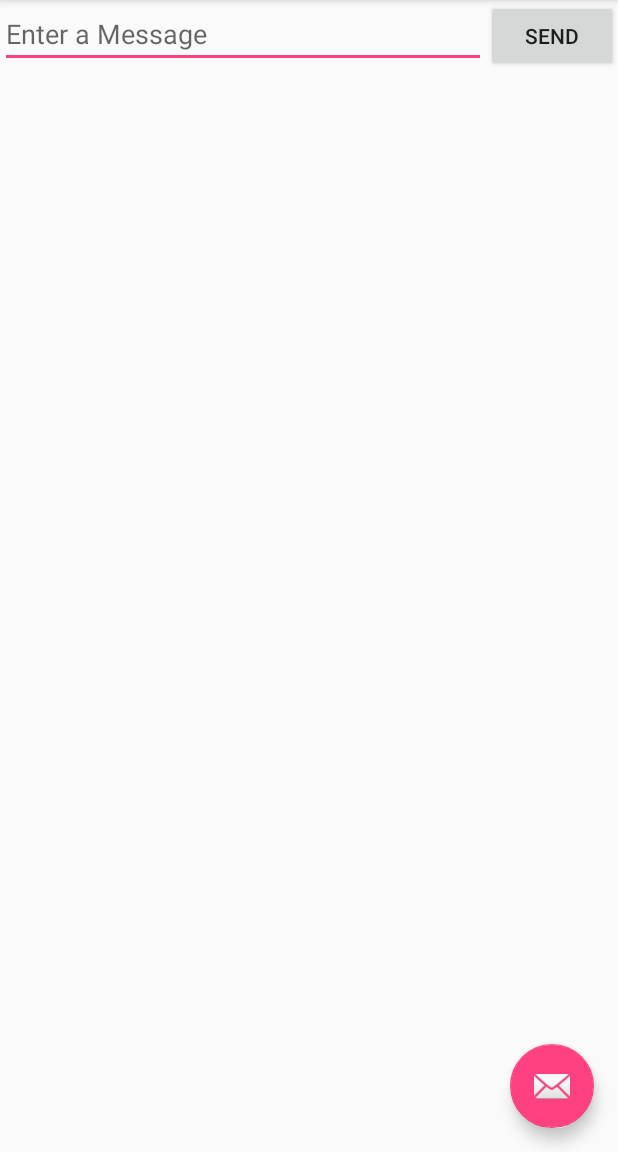
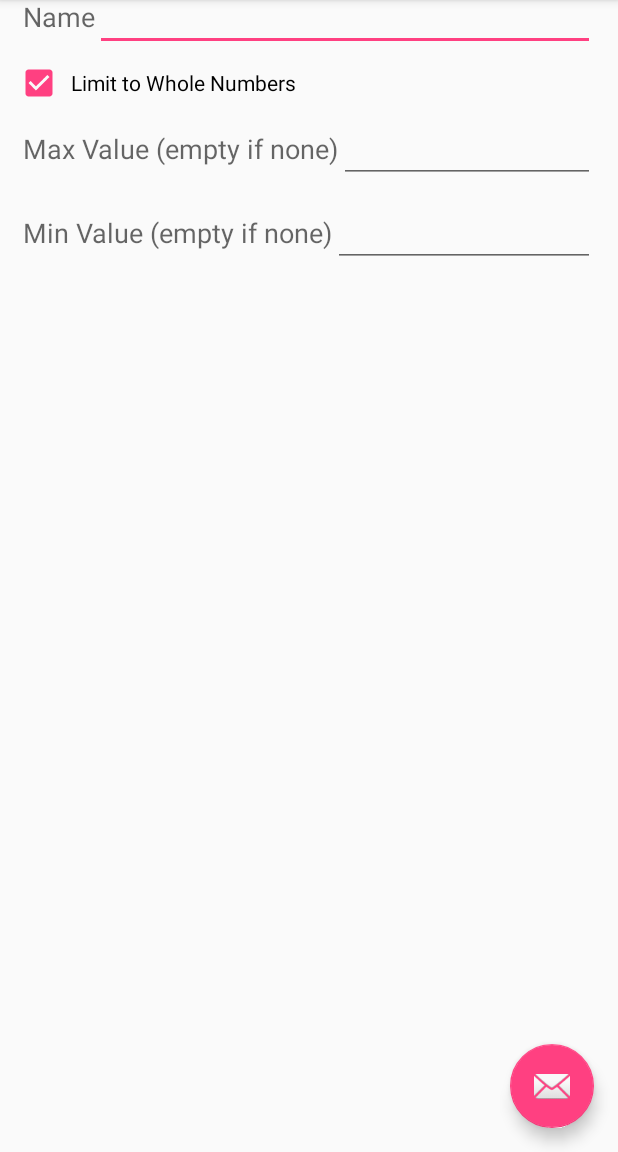
Before and after one commit to Immabed/RankMaster, an Android app: the screen it shows after launch (MainActivity), on a phone screen of 412 x 824 dp, the part 84-1236 px from its top. Run offline under Robolectric (Android 15) with nearby library versions, the phone set to English and light mode, and no system bars; 3 statements that could not run were skipped.

Commit message:
GUI work on the creation of a rank table.
+CreateStatisticFragment:
+Abstract parent of all fragments for creating statistics, has an abstract method to get the statistic object that it creates.

+CreateRankingActivity:
+Activity to create a rankTable
+Temporary button to create value statistic fragment, will be replaced with dropdown to select what type of statistic fragment to create.
+Button to create the rank table, not implemented

+CreateValueStatisticFragment:
+UI for the valueStatisticSpec constructor values.
+Not fully implemented

+InsufficientFieldEntriesException:
+Exception for handling empty ui fields that need to be populated.

MainActivity:
*Redirects to a CreateRankingActivity

```diff
--- a/app/build.gradle
+++ b/app/build.gradle
@@ -24,4 +24,5 @@ dependencies {
     testCompile 'junit:junit:4.12'
     compile 'com.android.support:appcompat-v7:23.2.1'
     compile 'com.android.support:design:23.2.1'
+    compile 'com.android.support:support-v4:23.2.1'
 }
--- a/app/src/main/AndroidManifest.xml
+++ b/app/src/main/AndroidManifest.xml
@@ -27,7 +27,8 @@
                 android:name="android.support.PARENT_ACTIVITY"
                 android:value="com.immabed.rankmaster.MainActivity" />
         </activity>
-        <activity android:name=".RankTableActivity"></activity>
+        <activity android:name=".RankTableActivity" />
+        <activity android:name=".CreateRankingActivity"></activity>
     </application>
 
 </manifest>
--- /dev/null
+++ b/app/src/main/java/com/immabed/rankmaster/CreateStatisticFragment.java
@@ -0,0 +1,14 @@
+package com.immabed.rankmaster;
+
+import android.support.v4.app.Fragment;
+
+import com.immabed.rankmaster.rankings.StatisticSpec;
+
+/**
+ * Created by immabed on 2016-04-07.
+ */
+public abstract class CreateStatisticFragment extends Fragment {
+
+    public abstract StatisticSpec createStatisticSpec()
+        throws InsufficientFieldEntriesException;
+}
--- /dev/null
+++ b/app/src/main/java/com/immabed/rankmaster/CreateValueStatisticFragment.java
@@ -0,0 +1,205 @@
+package com.immabed.rankmaster;
+
+import android.app.ActionBar;
+import android.content.Context;
+import android.net.Uri;
+import android.os.Bundle;
+import android.renderscript.ScriptGroup;
+import android.support.v4.app.Fragment;
+import android.text.InputType;
+import android.view.LayoutInflater;
+import android.view.View;
+import android.view.ViewGroup;
+import android.widget.CompoundButton;
+import android.widget.LinearLayout;
+import android.widget.TextView;
+
+import com.immabed.rankmaster.rankings.StatisticSpec;
+import com.immabed.rankmaster.rankings.ValueStatisticSpec;
+
+import org.w3c.dom.Text;
+
+
+/**
+ * A simple {@link Fragment} subclass.
+ * Activities that contain this fragment must implement the
+ * {@link CreateValueStatisticFragment.OnFragmentInteractionListener} interface
+ * to handle interaction events.
+ * Use the {@link CreateValueStatisticFragment#newInstance} factory method to
+ * create an instance of this fragment.
+ */
+public class CreateValueStatisticFragment extends CreateStatisticFragment
+        implements CompoundButton.OnCheckedChangeListener {
+    // TODO: Rename parameter arguments, choose names that match
+    // the fragment initialization parameters, e.g. ARG_ITEM_NUMBER
+    private static final String ARG_PARAM1 = "param1";
+    private static final String ARG_PARAM2 = "param2";
+
+    // TODO: Rename and change types of parameters
+    private String mParam1;
+    private String mParam2;
+
+    private CompoundButton isDecimalBtn;
+    private TextView min;
+    private TextView max;
+    private TextView name;
+    private TextView decimalPlaces;
+    private LinearLayout decimalLayout;
+
+    private OnFragmentInteractionListener mListener;
+
+    public CreateValueStatisticFragment() {
+        // Required empty public constructor
+    }
+
+    /**
+     * Use this factory method to create a new instance of
+     * this fragment using the provided parameters.
+     *
+     * @param param1 Parameter 1.
+     * @param param2 Parameter 2.
+     * @return A new instance of fragment CreateValueStatisticFragment.
+     */
+    // TODO: Rename and change types and number of parameters
+    public static CreateValueStatisticFragment newInstance(String param1, String param2) {
+        CreateValueStatisticFragment fragment = new CreateValueStatisticFragment();
+        Bundle args = new Bundle();
+        args.putString(ARG_PARAM1, param1);
+        args.putString(ARG_PARAM2, param2);
+        fragment.setArguments(args);
+        return fragment;
+    }
+
+    @Override
+    public void onCreate(Bundle savedInstanceState) {
+        super.onCreate(savedInstanceState);
+        if (getArguments() != null) {
+            mParam1 = getArguments().getString(ARG_PARAM1);
+            mParam2 = getArguments().getString(ARG_PARAM2);
+        }
+    }
+
+    @Override
+    public View onCreateView(LayoutInflater inflater, ViewGroup container,
+                             Bundle savedInstanceState) {
+        // Inflate the layout for this fragment
+        View view = inflater.inflate(R.layout.fragment_create_value_statistic, container, false);
+
+        name = (TextView) view.findViewById(R.id.nameText);
+
+        isDecimalBtn = (CompoundButton) view.findViewById(R.id.decimalCheckBox);
+        min = (TextView) view.findViewById(R.id.minValue);
+        max = (TextView) view.findViewById(R.id.maxValue);
+        decimalPlaces = (TextView) view.findViewById(R.id.decimalValue);
+        decimalLayout = (LinearLayout) view.findViewById(R.id.decimalLayout);
+
+        isDecimalBtn.setOnCheckedChangeListener(this);
+        isDecimalBtn.setChecked(true);
+        min.setInputType(InputType.TYPE_CLASS_NUMBER | InputType.TYPE_NUMBER_FLAG_SIGNED);
+        max.setInputType(InputType.TYPE_CLASS_NUMBER | InputType.TYPE_NUMBER_FLAG_SIGNED);
+        decimalLayout.setVisibility(View.INVISIBLE);
+        decimalLayout.getLayoutParams().height = 0;
+        decimalLayout.requestLayout();
+        decimalPlaces.setInputType(InputType.TYPE_CLASS_NUMBER);
+
+
+        return view;
+    }
+
+
+    // TODO: Rename method, update argument and hook method into UI event
+    public void onButtonPressed(Uri uri) {
+        if (mListener != null) {
+            mListener.onFragmentInteraction(uri);
+        }
+    }
+
+    @Override
+    public void onAttach(Context context) {
+        super.onAttach(context);
+        if (context instanceof OnFragmentInteractionListener) {
+            mListener = (OnFragmentInteractionListener) context;
+        } else {
+            throw new RuntimeException(context.toString()
+                    + " must implement OnFragmentInteractionListener");
+        }
+    }
+
+    @Override
+    public void onDetach() {
+        super.onDetach();
+        mListener = null;
+    }
+
+    @Override
+    public void onCheckedChanged(CompoundButton buttonView, boolean isChecked) {
+        if (buttonView.getId() == isDecimalBtn.getId()) {
+            if (isChecked) {
+                min.setInputType(InputType.TYPE_CLASS_NUMBER | InputType.TYPE_NUMBER_FLAG_SIGNED);
+                max.setInputType(InputType.TYPE_CLASS_NUMBER | InputType.TYPE_NUMBER_FLAG_SIGNED);
+                decimalLayout.setVisibility(View.INVISIBLE);
+                decimalLayout.getLayoutParams().height = 0;
+                decimalLayout.requestLayout();
+
+            }
+            else {
+                min.setInputType(InputType.TYPE_CLASS_NUMBER | InputType.TYPE_NUMBER_FLAG_DECIMAL);
+                max.setInputType(InputType.TYPE_CLASS_NUMBER | InputType.TYPE_NUMBER_FLAG_DECIMAL);
+                decimalLayout.setVisibility(View.VISIBLE);
+                decimalLayout.getLayoutParams().height = LinearLayout.LayoutParams.WRAP_CONTENT;
+                decimalLayout.requestLayout();
+
+            }
+        }
+    }
+
+    @Override
+    public StatisticSpec createStatisticSpec() throws InsufficientFieldEntriesException {
+        if (name.getText().toString().equals("")) {
+            throw new InsufficientFieldEntriesException("Cannot create statistic without name");
+        }
+        if (!isDecimalBtn.isChecked() && decimalPlaces.getText().toString().equals("")) {
+            decimalPlaces.setText("0");
+        }
+
+        boolean hasMax = !this.max.getText().toString().equals("");
+        boolean hasMin = !this.min.getText().toString().equals("");
+        double max = 0;
+        double min = 0;
+
+        if (hasMax) {
+            max = Double.parseDouble(this.max.getText().toString());
+        }
+        if (hasMin) {
+            min = Double.parseDouble(this.min.getText().toString());
+        }
+
+        boolean isIntegerOnly = isDecimalBtn.isChecked();
+        int decimalPlaces = 0;
+
+        if (isIntegerOnly) {
+            decimalPlaces = Integer.parseInt(this.decimalPlaces.getText().toString());
+            max = (int)max;
+            min = (int)min;
+        }
+
+        String name = this.name.getText().toString();
+
+        return new ValueStatisticSpec(name, isIntegerOnly, hasMax, hasMin, max, min, decimalPlaces);
+    }
+
+    /**
+     * This interface must be implemented by activities that contain this
+     * fragment to allow an interaction in this fragment to be communicated
+     * to the activity and potentially other fragments contained in that
+     * activity.
+     * <p/>
+     * See the Android Training lesson <a href=
+     * "http://developer.android.com/training/basics/fragments/communicating.html"
+     * >Communicating with Other Fragments</a> for more information.
+     */
+    public interface OnFragmentInteractionListener {
+        // TODO: Update argument type and name
+        void onFragmentInteraction(Uri uri);
+    }
+}
--- a/app/src/main/java/com/immabed/rankmaster/MainActivity.java
+++ b/app/src/main/java/com/immabed/rankmaster/MainActivity.java
@@ -1,6 +1,7 @@
 package com.immabed.rankmaster;
 
 import android.content.Intent;
+import android.net.Uri;
 import android.os.Bundle;
 import android.support.design.widget.FloatingActionButton;
 import android.support.design.widget.Snackbar;
@@ -12,7 +13,7 @@ import android.view.MenuItem;
 import android.widget.EditText;
 
 
-public class MainActivity extends AppCompatActivity {
+public class MainActivity extends AppCompatActivity implements CreateValueStatisticFragment.OnFragmentInteractionListener {
 
     public final static String EXTRA_MESSAGE = "com.immabed.rankmaster.MESSAGE";
 
@@ -31,6 +32,8 @@ public class MainActivity extends AppCompatActivity {
                         .setAction("Action", null).show();
             }
         });
+
+        sendMessage(fab);
     }
 
     @Override
@@ -56,10 +59,16 @@ public class MainActivity extends AppCompatActivity {
     }
 
     public void sendMessage(View view) {
-        Intent intent = new Intent(this, RankTableActivity.class);
-        EditText editText = (EditText) findViewById(R.id.edit_message);
-        String message = editText.getText().toString();
-        intent.putExtra(EXTRA_MESSAGE, message);
+        Intent intent = new Intent(this, CreateRankingActivity.class);
+        //EditText editText = (EditText) findViewById(R.id.edit_message);
+       // String message = editText.getText().toString();
+        intent.putExtra(EXTRA_MESSAGE, "");
         startActivity(intent);
     }
+
+    @Override
+    public void onFragmentInteraction(Uri uri) {
+
+    }
+
 }
--- a/app/src/main/res/layout/activity_main.xml
+++ b/app/src/main/res/layout/activity_main.xml
@@ -21,7 +21,14 @@
 
     </android.support.design.widget.AppBarLayout>
 
-    <include layout="@layout/content_main" />
+    <!--<include layout="@layout/content_main" />-->
+
+    <fragment
+        android:name="com.immabed.rankmaster.CreateValueStatisticFragment"
+        android:id="@+id/valueStatistic"
+        android:layout_width="match_parent"
+        android:layout_height="wrap_content" />
+
 
     <android.support.design.widget.FloatingActionButton
         android:id="@+id/fab"
--- /dev/null
+++ b/app/src/main/res/layout/fragment_create_value_statistic.xml
@@ -0,0 +1,114 @@
+<?xml version="1.0" encoding="utf-8"?>
+<LinearLayout xmlns:android="http://schemas.android.com/apk/res/android"
+    android:layout_width="fill_parent"
+    android:layout_height="match_parent"
+    android:orientation="vertical"
+    android:weightSum="1"
+    android:padding="10dp">
+
+    <TextView
+        android:layout_width="match_parent"
+        android:layout_height="wrap_content"
+        android:textAppearance="?android:attr/textAppearanceLarge"
+        android:text="@string/valueStatisticDiplayName"
+        android:id="@+id/textView" />
+
+    <LinearLayout
+        android:orientation="horizontal"
+        android:layout_width="match_parent"
+        android:layout_height="wrap_content"
+        android:padding="5dp">
+
+        <TextView
+            android:layout_width="wrap_content"
+            android:layout_height="wrap_content"
+            android:textAppearance="?android:attr/textAppearanceMedium"
+            android:text="@string/valueStatisticNameLabel"
+            android:id="@+id/textView2" />
+
+        <EditText
+            android:layout_width="0dp"
+            android:layout_height="wrap_content"
+            android:id="@+id/nameText"
+            android:layout_weight="1"
+            android:inputType="text" />
+    </LinearLayout>
+
+    <CheckBox
+        android:layout_width="wrap_content"
+        android:layout_height="wrap_content"
+        android:text="@string/valueStatisticLimitToIntegerLabel"
+        android:id="@+id/decimalCheckBox"
+        android:checked="false"
+        android:padding="5dp" />
+
+    <LinearLayout
+        android:orientation="horizontal"
+        android:layout_width="match_parent"
+        android:layout_height="wrap_content"
+        android:padding="5dp">
+
+        <TextView
+            android:layout_width="wrap_content"
+            android:layout_height="wrap_content"
+            android:textAppearance="?android:attr/textAppearanceMedium"
+            android:text="@string/valueStatisticMaxLabel"
+            android:id="@+id/textView3" />
+
+        <EditText
+            android:layout_width="0dp"
+            android:layout_height="wrap_content"
+            android:inputType="numberDecimal"
+            android:ems="10"
+            android:id="@+id/maxValue"
+            android:layout_weight="1" />
+    </LinearLayout>
+
+    <LinearLayout
+        android:orientation="horizontal"
+        android:layout_width="wrap_content"
+        android:layout_height="wrap_content"
+        android:padding="5dp" >
+
+        <TextView
+            android:layout_width="wrap_content"
+            android:layout_height="wrap_content"
+            android:textAppearance="?android:attr/textAppearanceMedium"
+            android:text="@string/valueStatisticMinLabel"
+            android:id="@+id/textView5" />
+
+        <EditText
+            android:layout_width="0dp"
+            android:layout_height="wrap_content"
+            android:inputType="numberDecimal"
+            android:ems="10"
+            android:id="@+id/minValue"
+            android:layout_weight="1" />
+    </LinearLayout>
+
+    <LinearLayout
+        android:orientation="horizontal"
+        android:layout_width="match_parent"
+        android:layout_height="wrap_content"
+        android:padding="5dp"
+        android:id="@+id/decimalLayout"
+        android:visibility="visible">
+
+        <TextView
+            android:layout_width="wrap_content"
+            android:layout_height="wrap_content"
+            android:textAppearance="?android:attr/textAppearanceMedium"
+            android:text="@string/valueStatisticDecimalLabel"
+            android:id="@+id/textView4" />
+
+        <EditText
+            android:layout_width="0dp"
+            android:layout_height="wrap_content"
+            android:inputType="number"
+            android:ems="10"
+            android:id="@+id/decimalValue"
+            android:layout_weight="1" />
+
+    </LinearLayout>
+
+</LinearLayout>
--- a/app/src/main/res/values/strings.xml
+++ b/app/src/main/res/values/strings.xml
@@ -4,4 +4,13 @@
     <string name="edit_message">Enter a Message</string>
     <string name="button_send">Send</string>
     <string name="title_activity_display_message">Main Message</string>
+    <string name="valueStatisticMaxLabel">Max Value (empty if none)</string>
+    <string name="valueStatisticNameLabel">Name</string>
+    <string name="valueStatisticLimitToIntegerLabel">Limit to Whole Numbers</string>
+    <string name="valueStatisticMinLabel">Min Value (empty if none)</string>
+    <string name="valueStatisticDecimalLabel">Decimal Places to Display</string>
+    <string name="valueStatisticDiplayName">Value</string>
+
+    <!-- TODO: Remove or change this placeholder text -->
+    <string name="hello_blank_fragment">Hello blank fragment</string>
 </resources>
```
Also changed, not shown: app/src/main/java/com/immabed/rankmaster/InsufficientFieldEntriesException.java (added, +13 -0 lines), app/src/main/res/layout/activity_create_ranking.xml (added, +54 -0 lines).
